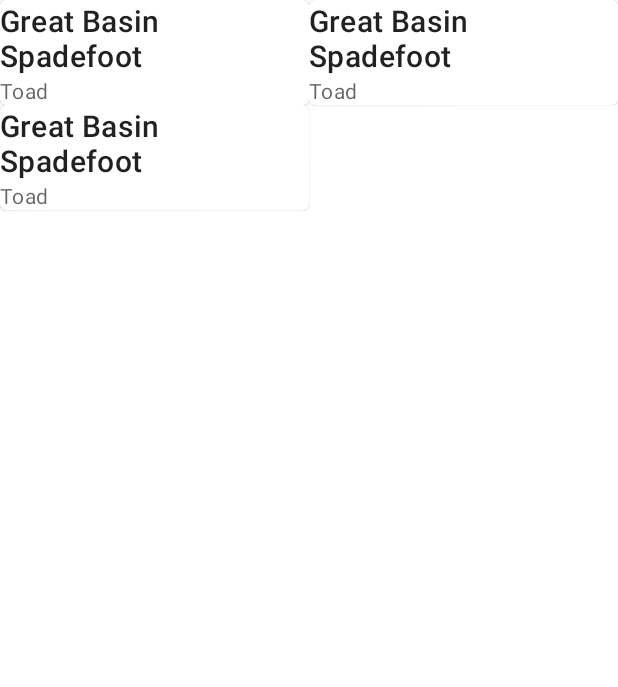
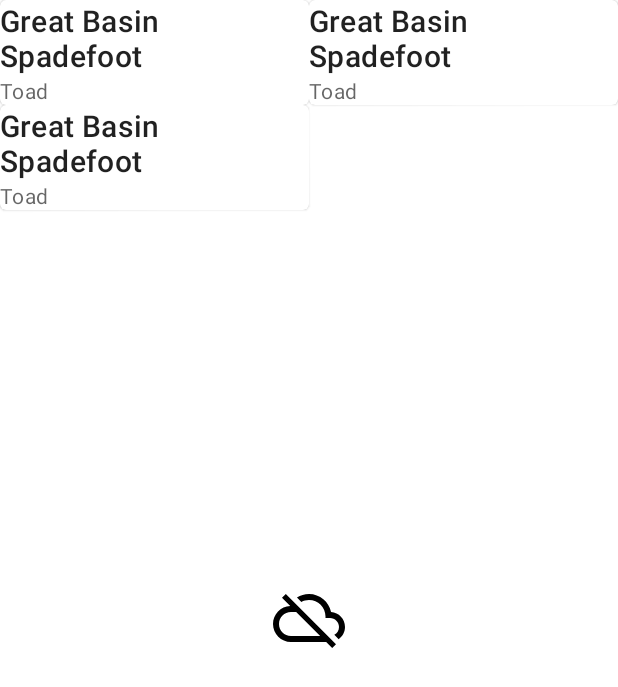
Before and after one commit to bk20dev/amphibians, an Android app: the layout fragment_amphibian_list.xml on its own in the app's theme, with its tools: preview values and no code run, on a phone screen of 412 x 824 dp. Shown: the top 687 px of the screen. Run offline under Robolectric (Android 15) with nearby library versions, the phone set to English and light mode, and no system bars.

Commit message:
Add status icon to the amphibian list layout

```diff
--- /dev/null
+++ b/app/src/main/res/drawable/ic_loading.xml
@@ -0,0 +1,5 @@
+<vector android:height="24dp" android:tint="#000000"
+    android:viewportHeight="24" android:viewportWidth="24"
+    android:width="24dp" xmlns:android="http://schemas.android.com/apk/res/android">
+    <path android:fillColor="@android:color/white" android:pathData="M18.32,4.26C16.84,3.05 15.01,2.25 13,2.05v2.02c1.46,0.18 2.79,0.76 3.9,1.62L18.32,4.26zM19.93,11h2.02c-0.2,-2.01 -1,-3.84 -2.21,-5.32L18.31,7.1C19.17,8.21 19.75,9.54 19.93,11zM18.31,16.9l1.43,1.43c1.21,-1.48 2.01,-3.32 2.21,-5.32h-2.02C19.75,14.46 19.17,15.79 18.31,16.9zM13,19.93v2.02c2.01,-0.2 3.84,-1 5.32,-2.21l-1.43,-1.43C15.79,19.17 14.46,19.75 13,19.93zM13,12V7h-2v5H7l5,5l5,-5H13zM11,19.93v2.02c-5.05,-0.5 -9,-4.76 -9,-9.95s3.95,-9.45 9,-9.95v2.02C7.05,4.56 4,7.92 4,12S7.05,19.44 11,19.93z"/>
+</vector>
--- /dev/null
+++ b/app/src/main/res/drawable/ic_offline.xml
@@ -0,0 +1,5 @@
+<vector android:height="24dp" android:tint="#000000"
+    android:viewportHeight="24" android:viewportWidth="24"
+    android:width="24dp" xmlns:android="http://schemas.android.com/apk/res/android">
+    <path android:fillColor="@android:color/white" android:pathData="M19.35,10.04C18.67,6.59 15.64,4 12,4c-1.48,0 -2.85,0.43 -4.01,1.17l1.46,1.46C10.21,6.23 11.08,6 12,6c3.04,0 5.5,2.46 5.5,5.5v0.5H19c1.66,0 3,1.34 3,3 0,1.13 -0.64,2.11 -1.56,2.62l1.45,1.45C23.16,18.16 24,16.68 24,15c0,-2.64 -2.05,-4.78 -4.65,-4.96zM3,5.27l2.75,2.74C2.56,8.15 0,10.77 0,14c0,3.31 2.69,6 6,6h11.73l2,2L21,20.73 4.27,4 3,5.27zM7.73,10l8,8H6c-2.21,0 -4,-1.79 -4,-4s1.79,-4 4,-4h1.73z"/>
+</vector>
--- a/app/src/main/res/layout/fragment_amphibian_list.xml
+++ b/app/src/main/res/layout/fragment_amphibian_list.xml
@@ -23,5 +23,12 @@
             app:listData="@{viewModel.amphibianList}"
             app:spanCount="2"
             tools:listitem="@layout/amphibian_list_item" />
+
+        <ImageView
+            android:layout_width="48dp"
+            android:layout_height="48dp"
+            android:layout_gravity="center"
+            app:amphibianApiStatus="@{viewModel.status}"
+            tools:srcCompat="@drawable/ic_offline" />
     </FrameLayout>
 </layout>
```
Also changed, not shown: app/src/main/java/pl/bk20/amphibians/BindingAdapters.kt (+24 -0 lines).
